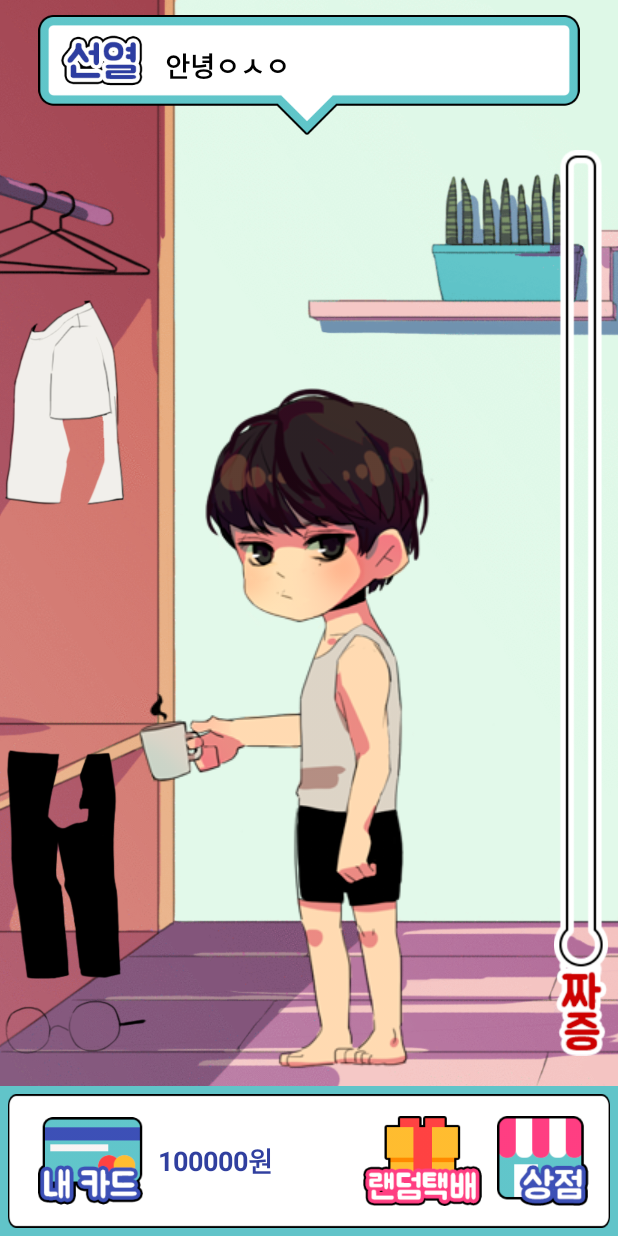
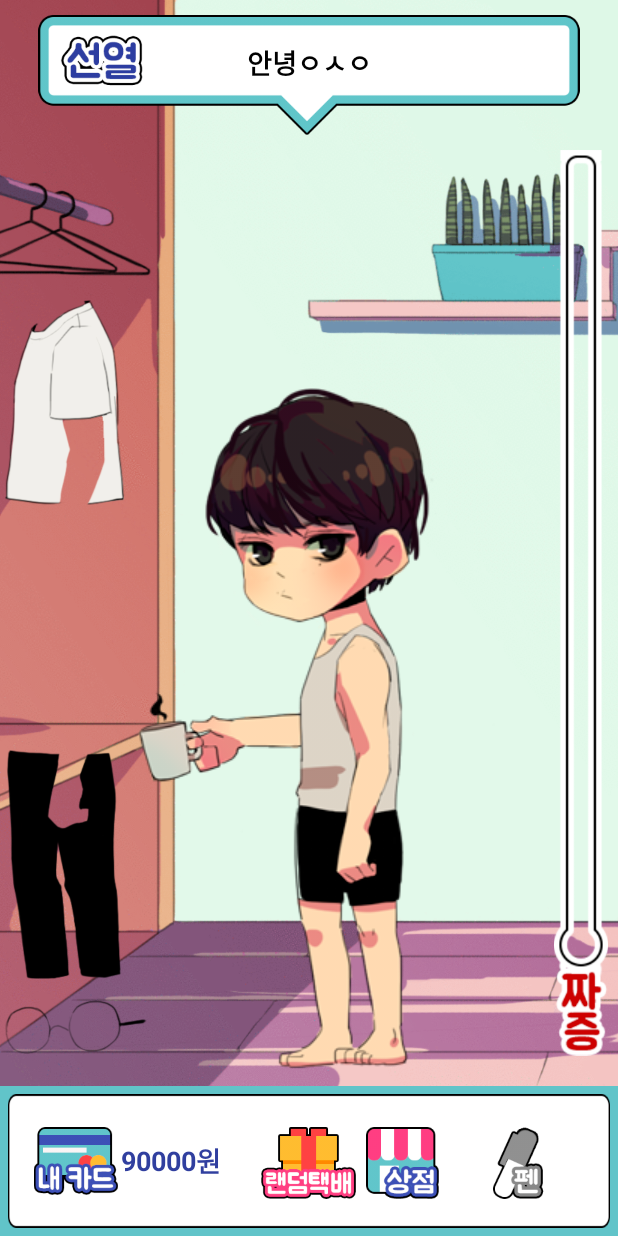
Before and after one commit to dpaak1/SunyeolsCloset, an Android app: the screen it shows after launch (MainActivity), on a phone screen of 412 x 824 dp. Run offline under Robolectric (Android 15) with nearby library versions, the phone set to English and light mode, and no system bars.

Commit message:
Rejected commit: Default

```diff
--- a/app/src/main/java/com/example/user/sunyeolscloset/MainActivity.java
+++ b/app/src/main/java/com/example/user/sunyeolscloset/MainActivity.java
@@ -5,6 +5,7 @@ import android.graphics.drawable.AnimationDrawable;
 import android.support.v7.app.AppCompatActivity;
 import android.os.Bundle;
 import android.util.Log;
+import android.view.ContextMenu;
 import android.view.Menu;
 import android.view.MenuItem;
 import android.view.View;
@@ -15,19 +16,23 @@ import android.widget.ImageView;
 import android.widget.TextView;
 import android.widget.Toast;
 
+import static com.example.user.sunyeolscloset.CustomView.getClothesData;
+
 public class MainActivity extends AppCompatActivity {
 
     CustomView customView;
     //  Button bodybutton;
-    Button penbutton;
     ImageButton randombutton;
     ImageButton shopbutton;
+    ImageButton penbutton;
     ImageView body;
     static ImageView redbar;
     static TextView talkview;
     static TextView moneyview;
+    boolean penonoff = false;
 
     public static CustomDialog cumtomdialog;
+    static CustomSmallDialog customSmallDialog;
     public MyAdapter mAdapter;
     private Activity activity;
 
@@ -36,33 +41,51 @@ public class MainActivity extends AppCompatActivity {
         super.onCreate(savedInstanceState);
         setContentView(R.layout.activity_main);
         activity = this;
+        customSmallDialog = new CustomSmallDialog(this);
+        customView = (CustomView) findViewById(R.id.custom_view);
+        penbutton = (ImageButton) findViewById(R.id.pen_button);
+        penbutton.setOnClickListener(new View.OnClickListener() {
+            public void onClick(View v) {
+                if (!penonoff) {
+                    penbutton.setImageResource(R.drawable.penb);
+                    Toast.makeText(getApplicationContext(), "길게 누르면 색상 변경이 가능합니다", Toast.LENGTH_SHORT).show();
+                    customView.setItemNum(9);
+                    penonoff = true;
+                } else {
+                    penbutton.setImageResource(R.drawable.penbx);
+                    customView.setItemNum(0);
+                    penonoff = false;
+                }
+            }
+        });
+        registerForContextMenu(penbutton);
+        penbutton.setOnLongClickListener(new View.OnLongClickListener() {
+            @Override
+            public boolean onLongClick(View v) {
 
-        customView = (CustomView) findViewById(R.id.custom_view);
-      //  penbutton = (Button) findViewById(R.id.pen_button);
-       // penbutton.setOnClickListener(new View.OnClickListener() {
-       //     public void onClick(View v) {
-       /// /        customView.setItemNum(3);
-       //     }
-     //   });
+                return false;
+            }
+        });
+
         randombutton = (ImageButton) findViewById(R.id.random_button);
         randombutton.setOnClickListener(new View.OnClickListener() {
             public void onClick(View v) {
-               if (Math.random() < 0.1) {
+                if (Math.random() < 0.1 && !getClothesData(41).itemVisible) {
                     customView.setItemTrue(41);
                     customView.invalidate();
                     Toast.makeText(getApplicationContext(), "한복을 얻었다!", Toast.LENGTH_SHORT).show();
                     Log.d("myapp", String.valueOf(moneyview.getText()));
-                   moneyview.setText( String.valueOf(Integer.parseInt((String) moneyview.getText())-3000));
-                } else if (Math.random() > 0.8) {
+                    moneyview.setText(String.valueOf(Integer.parseInt((String) moneyview.getText()) - 3000));
+                } else if (Math.random() > 0.8 && !getClothesData(42).itemVisible) {
                     customView.setItemTrue(42);
                     customView.invalidate();
                     Toast.makeText(getApplicationContext(), "옛날 교복을 얻었다!", Toast.LENGTH_SHORT).show();
                     Log.d("myapp", String.valueOf(moneyview.getText()));
-                   moneyview.setText( String.valueOf(Integer.parseInt((String) moneyview.getText())-3000));
+                    moneyview.setText(String.valueOf(Integer.parseInt((String) moneyview.getText()) - 3000));
                 } else {
                     Toast.makeText(getApplicationContext(), "빈박스 사기당했다! -3000", Toast.LENGTH_SHORT).show();
                     Log.d("myapp", String.valueOf(moneyview.getText()));
-                   moneyview.setText( String.valueOf(Integer.parseInt((String) moneyview.getText())-3000));
+                    moneyview.setText(String.valueOf(Integer.parseInt((String) moneyview.getText()) - 3000));
                     talkview.setText("멍청하기는");
                 }
             }
@@ -84,9 +107,16 @@ public class MainActivity extends AppCompatActivity {
         });
 
     }
-    public static void stressUp() {
+
+    public static void stressUp(int i) {
+
         ViewGroup.LayoutParams param = redbar.getLayoutParams();
-        param.height += 1;
+        param.height += i;
+        if (param.height>1200){
+            customSmallDialog.show();
+            talkview.setText("꺼져");
+        }
+        Log.d("myapp",""+ param.height);
         redbar.setLayoutParams(param);
     }
 
@@ -98,13 +128,15 @@ public class MainActivity extends AppCompatActivity {
 
     //-----pen
     @Override
-    public boolean onCreateOptionsMenu(Menu menu) {
+    public void onCreateContextMenu(ContextMenu menu, View v, ContextMenu.ContextMenuInfo menuinfo) {
+        super.onCreateContextMenu(menu, v, menuinfo);
+        if (v.getId() == R.id.pen_button) {
             getMenuInflater().inflate(R.menu.menu, menu);
-        return true;
+        }
     }
 
     @Override
-    public boolean onOptionsItemSelected(MenuItem item) {
+    public boolean onContextItemSelected(MenuItem item) {
         switch (item.getItemId()) {
             case R.id.blackpen:
                 customView.penBlack();
@@ -130,9 +162,6 @@ public class MainActivity extends AppCompatActivity {
                 item.setChecked(true);
                 customView.eraser();
                 return true;
-            case R.id.remover:
-                customView.remover();
-                return true;
         }
         return super.onOptionsItemSelected(item);
     }
@@ -152,6 +181,4 @@ public class MainActivity extends AppCompatActivity {
     }
 
 
-
-
 }
--- a/app/src/main/res/layout/activity_main.xml
+++ b/app/src/main/res/layout/activity_main.xml
@@ -40,8 +40,8 @@
                     android:id="@+id/talkview"
                     android:layout_width="match_parent"
                     android:layout_height="match_parent"
-                    android:paddingLeft="100dp"
-                    android:paddingTop="20dp"
+                    android:gravity="center_horizontal"
+                    android:paddingTop="18dp"
                     android:text="안녕ㅇㅅㅇ"
                     android:textColor="@android:color/black"
                     android:textSize="18sp"
@@ -96,21 +96,18 @@
         android:orientation="horizontal">
 
         <LinearLayout
+            android:id="@+id/linearLayout"
             android:layout_width="wrap_content"
             android:layout_height="wrap_content"
             android:layout_alignParentLeft="true"
-            android:layout_alignParentRight="false"
-            android:layout_alignParentStart="false"
             android:layout_centerVertical="true"
-            android:layout_gravity="center_vertical"
-            android:elevation="0dp"
+            android:layout_marginLeft="15dp"
             android:orientation="horizontal">
 
             <ImageView
                 android:id="@+id/imageView"
-                android:layout_width="70dp"
-                android:layout_height="60dp"
-                android:layout_marginLeft="20dp"
+                android:layout_width="60dp"
+                android:layout_height="45dp"
                 android:layout_weight="1"
                 app:srcCompat="@drawable/mycard" />
 
@@ -119,9 +116,8 @@
                 android:layout_width="wrap_content"
                 android:layout_height="wrap_content"
                 android:layout_gravity="center_vertical"
-                android:layout_marginLeft="10dp"
                 android:layout_weight="1"
-                android:text="100000"
+                android:text="90000"
                 android:textColor="@color/colorPrimaryDark"
                 android:textSize="18sp"
                 android:textStyle="bold" />
@@ -136,6 +132,7 @@
                 android:textColor="@color/colorPrimaryDark"
                 android:textSize="18sp"
                 android:textStyle="bold" />
+
         </LinearLayout>
 
         <!--   <Button
@@ -155,27 +152,41 @@
 
         <ImageButton
             android:id="@+id/random_button"
-            android:layout_width="80dp"
-            android:layout_height="60dp"
-            android:layout_centerInParent="true"
+            android:layout_width="75dp"
+            android:layout_height="48dp"
+            android:layout_alignTop="@+id/linearLayout"
+            android:layout_centerHorizontal="true"
             android:layout_gravity="center_vertical"
-            android:layout_marginRight="5dp"
-            android:layout_toLeftOf="@+id/shop_button"
             android:background="@android:color/transparent"
             android:scaleType="centerInside"
             app:srcCompat="@drawable/randombox" />
 
         <ImageButton
             android:id="@+id/shop_button"
-            android:layout_width="70dp"
-            android:layout_height="60dp"
-            android:layout_alignParentRight="true"
-            android:layout_centerInParent="true"
+            android:layout_width="50dp"
+            android:layout_height="48dp"
+            android:layout_alignTop="@+id/random_button"
+            android:layout_centerInParent="false"
             android:layout_gravity="center_vertical"
-            android:layout_marginRight="10dp"
+            android:layout_toEndOf="@+id/random_button"
+            android:layout_toRightOf="@+id/random_button"
             android:background="@android:color/transparent"
             android:scaleType="centerInside"
             app:srcCompat="@drawable/shop" />
+
+        <ImageButton
+            android:id="@+id/pen_button"
+            android:layout_width="40dp"
+            android:layout_height="48dp"
+            android:layout_alignParentEnd="true"
+            android:layout_alignParentRight="true"
+            android:layout_alignTop="@+id/shop_button"
+            android:layout_marginEnd="41dp"
+            android:layout_marginRight="41dp"
+            android:background="@android:color/transparent"
+            android:scaleType="centerInside"
+            android:src="@drawable/penbx" />
+
     </RelativeLayout>
 
 
--- a/app/src/main/res/menu/menu.xml
+++ b/app/src/main/res/menu/menu.xml
@@ -22,8 +22,5 @@
         android:id="@+id/eraser"
         android:title="Eraser"/>
     </group>
-    <item
-        android:id="@+id/remover"
-        android:title="Remover"/>
 
 </menu>
```
Also changed, not shown: app/src/main/java/com/example/user/sunyeolscloset/CustomDialog.java (+16 -3 lines), app/src/main/java/com/example/user/sunyeolscloset/CustomSmallDialog.java (added, +39 -0 lines), app/src/main/java/com/example/user/sunyeolscloset/CustomView.java (+31 -28 lines), app/src/main/res/layout/custom_exit_dialog.xml (added, +49 -0 lines), app/src/main/res/layout/dialog_background2.xml (added, +17 -0 lines), app/src/main/res/drawable/mycard.png, app/src/main/res/drawable/penb.png (added), app/src/main/res/drawable/penbx.png (added), app/src/main/res/drawable/stressview.png, app/src/main/res/drawable/theend.png (added), app/src/main/res/drawable/undo.png (added). Lines whose indentation alone changed are shown as unchanged.
